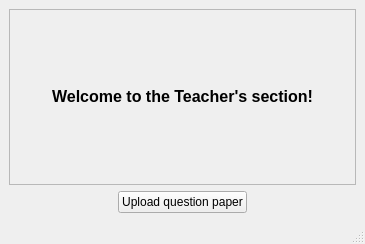
The window that widgets/TeacherMainWindow.ui (Ezio-Sarthak/Xproctor) describes before a commit, drawn with Qt 5.
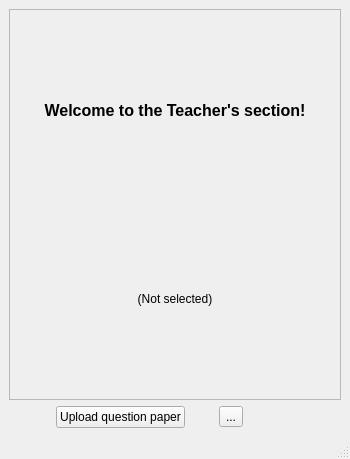
The same window after the commit.

Diff of the .ui file:
```diff
--- a/widgets/TeacherMainWindow.ui
+++ b/widgets/TeacherMainWindow.ui
@@ -6,8 +6,8 @@
    <rect>
     <x>0</x>
     <y>0</y>
-    <width>365</width>
-    <height>244</height>
+    <width>350</width>
+    <height>459</height>
    </rect>
   </property>
   <property name="windowTitle">
@@ -31,6 +31,16 @@
          </property>
         </widget>
        </item>
+       <item row="1" column="0">
+        <widget class="QLabel" name="filePath">
+         <property name="text">
+          <string>(Not selected)</string>
+         </property>
+         <property name="alignment">
+          <set>Qt::AlignCenter</set>
+         </property>
+        </widget>
+       </item>
       </layout>
      </widget>
     </item>
@@ -48,11 +58,35 @@
      </spacer>
     </item>
     <item row="1" column="1">
-     <widget class="QPushButton" name="uploadQuePaperButton">
-      <property name="text">
-       <string>Upload question paper</string>
-      </property>
-     </widget>
+     <layout class="QHBoxLayout" name="horizontalLayout">
+      <item>
+       <widget class="QPushButton" name="submitQPaper">
+        <property name="text">
+         <string>Upload question paper</string>
+        </property>
+       </widget>
+      </item>
+      <item>
+       <spacer name="horizontalSpacer_3">
+        <property name="orientation">
+         <enum>Qt::Horizontal</enum>
+        </property>
+        <property name="sizeHint" stdset="0">
+         <size>
+          <width>28</width>
+          <height>20</height>
+         </size>
+        </property>
+       </spacer>
+      </item>
+      <item>
+       <widget class="QToolButton" name="uploadQPaperButton">
+        <property name="text">
+         <string>...</string>
+        </property>
+       </widget>
+      </item>
+     </layout>
     </item>
     <item row="1" column="2">
      <spacer name="horizontalSpacer_2">
```
Left out of the diff: 2 changed lines with no effect on the pictures.
